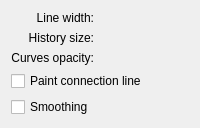
Before: the Qt Designer form plugins/paintops/curvebrush/wdgcurveoptions.ui in KDE/krita, drawn with Qt 5.
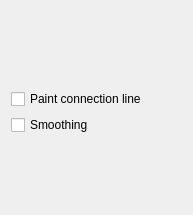
After: the same form once the commit is applied. Custom widgets are drawn as their Qt base class.

Commit message: Update curve, grid, and hatching options UI in brush editor

Patch:
```diff
--- a/plugins/paintops/curvebrush/wdgcurveoptions.ui
+++ b/plugins/paintops/curvebrush/wdgcurveoptions.ui
@@ -2,69 +2,68 @@
 <ui version="4.0">
  <class>WdgCurveOptions</class>
  <widget class="QWidget" name="WdgCurveOptions">
-  <layout class="QGridLayout" name="gridLayout" columnstretch="0,1">
-   <item row="0" column="0">
-    <widget class="QLabel" name="lineWidthLbl">
-     <property name="text">
-      <string>Line width:</string>
+  <property name="geometry">
+   <rect>
+    <x>0</x>
+    <y>0</y>
+    <width>193</width>
+    <height>215</height>
+   </rect>
+  </property>
+  <layout class="QVBoxLayout" name="verticalLayout">
+   <item>
+    <widget class="KisDoubleSliderSpinBox" name="lineWidthSlider" native="true">
+     <property name="minimumSize">
+      <size>
+       <width>20</width>
+       <height>20</height>
+      </size>
      </property>
-     <property name="alignment">
-      <set>Qt::AlignRight|Qt::AlignTrailing|Qt::AlignVCenter</set>
-     </property>
     </widget>
    </item>
-   <item row="0" column="1">
-    <widget class="KisDoubleSliderSpinBox" name="lineWidthSlider" native="true"/>
-   </item>
-   <item row="1" column="0">
-    <widget class="QLabel" name="label">
-     <property name="text">
-      <string>History size:</string>
+   <item>
+    <widget class="KisDoubleSliderSpinBox" name="historySizeSlider" native="true">
+     <property name="minimumSize">
+      <size>
+       <width>20</width>
+       <height>20</height>
+      </size>
      </property>
-     <property name="alignment">
-      <set>Qt::AlignRight|Qt::AlignTrailing|Qt::AlignVCenter</set>
-     </property>
     </widget>
    </item>
-   <item row="1" column="1">
-    <widget class="KisDoubleSliderSpinBox" name="historySizeSlider" native="true"/>
-   </item>
-   <item row="2" column="0">
-    <widget class="QLabel" name="label_2">
-     <property name="text">
-      <string>Curves opacity:</string>
+   <item>
+    <widget class="KisDoubleSliderSpinBox" name="curvesOpacitySlider" native="true">
+     <property name="minimumSize">
+      <size>
+       <width>20</width>
+       <height>20</height>
+      </size>
      </property>
-     <property name="alignment">
-      <set>Qt::AlignRight|Qt::AlignTrailing|Qt::AlignVCenter</set>
-     </property>
     </widget>
    </item>
-   <item row="2" column="1">
-    <widget class="KisDoubleSliderSpinBox" name="curvesOpacitySlider" native="true"/>
-   </item>
-   <item row="3" column="0" colspan="2">
+   <item>
     <widget class="QCheckBox" name="connectionCHBox">
      <property name="text">
       <string>Paint connection line</string>
      </property>
     </widget>
    </item>
-   <item row="4" column="0" colspan="2">
+   <item>
     <widget class="QCheckBox" name="smoothingCHBox">
      <property name="text">
       <string>Smoothing</string>
      </property>
     </widget>
    </item>
-   <item row="5" column="0" colspan="2">
+   <item>
     <spacer name="verticalSpacer">
      <property name="orientation">
       <enum>Qt::Vertical</enum>
      </property>
      <property name="sizeHint" stdset="0">
       <size>
-       <width>0</width>
-       <height>0</height>
+       <width>5</width>
+       <height>5</height>
       </size>
      </property>
     </spacer>
```
The commit also changes 6 other files.
